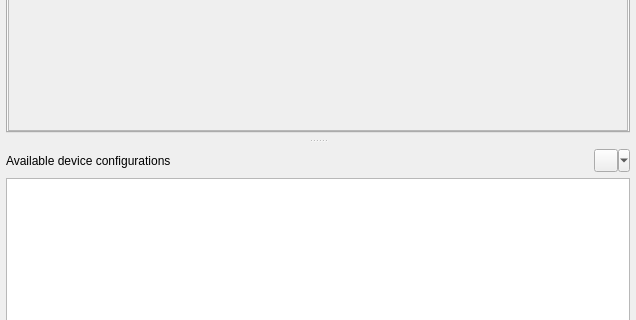
First picture: the form in messdevcfg.ui, repository qmc2/qmc2-mame-fe, before the edit; both pictures show x 0 to 636 and y 204 to 524 of the 636 by 626 pixel window.
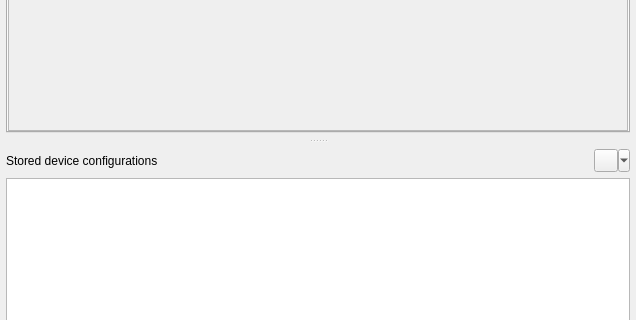
Second picture: the form after the edit. Icons and pictures are not drawn.

Commit message:
imp: MESS device configurator: renamed 'available device configurations' to 'stored device configurations' and simplified some tool-tips accordingly
imp: emulator control panel: exchanged LED on/off icons with fancier
ones

What changed in the file:
```diff
--- a/messdevcfg.ui
+++ b/messdevcfg.ui
@@ -625,7 +625,7 @@
        <item row="0" column="0">
         <widget class="QLabel" name="labelAvailableDeviceConfigurations">
          <property name="text">
-          <string>Available device configurations</string>
+          <string>Stored device configurations</string>
          </property>
         </widget>
        </item>
```
Left out of the diff: 12 changed lines with no effect on the pictures. The commit also changes 21 other files.
